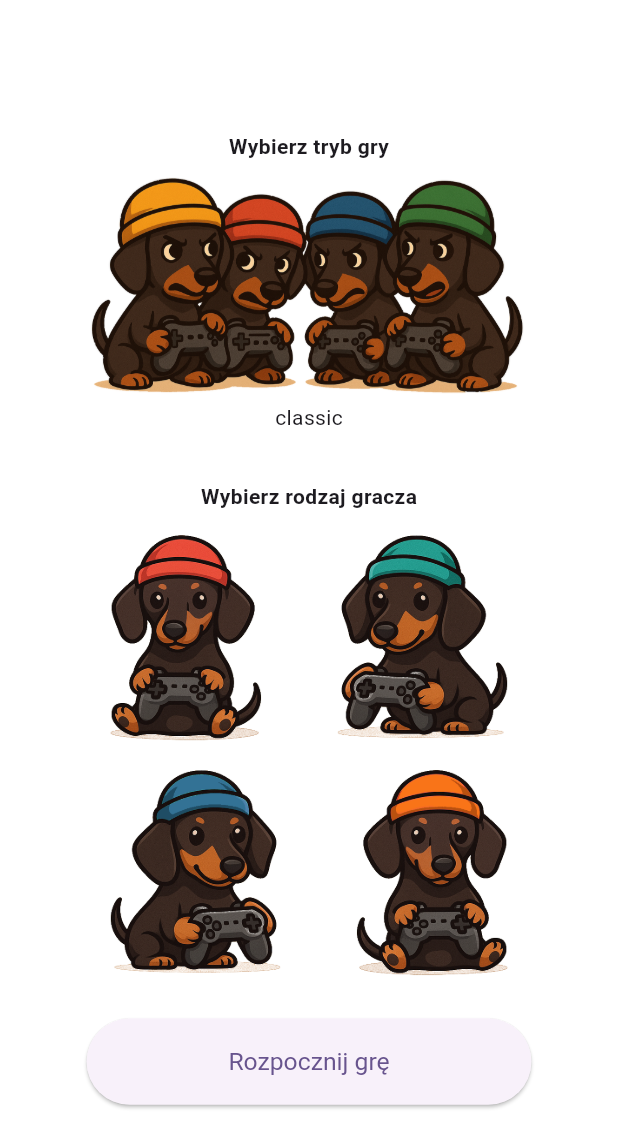
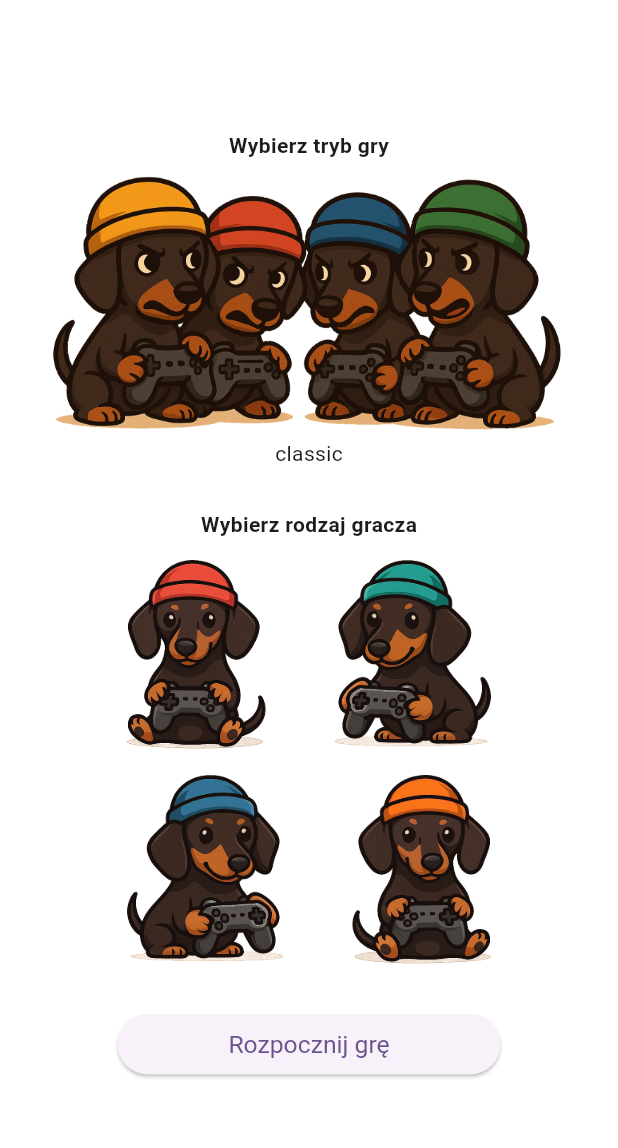
Before and after one commit to mikduk/ludo-game, a Flutter app: the TeamSetupPage screen opened directly, on a phone screen of 412 x 824 dp. Shown: the top 1148 px of the screen. Run offline on Flutter 3.47's test engine with Material 3 defaults, Android fonts, the phone set to English and light mode, and no system bars; our stand-ins replace font_awesome_flutter, get, get_storage, package_info_plus, share_plus; missing offline and left inert: flutter_sound; accounts and stored records are empty.

Commit message:
6 improve responsive layout on tablet devices (#9)
* 1a

* responsive pages

* Improve responsive layout

---------

Co-authored-by: mikolaj.dukiel <mikolaj.dukiel@systemeg.net>

```diff
--- a/lib/controllers/screen_controller.dart
+++ b/lib/controllers/screen_controller.dart
@@ -24,9 +24,10 @@
   }
 
   void _updateSize() {
-    final size = Get.mediaQuery.size;
+    final mq = Get.mediaQuery;
+    final size = mq.size;
     screenWidth  = size.width;
-    screenHeight = size.height;
+    screenHeight = max(size.height - mq.padding.top - mq.padding.bottom, 10);
     isPortrait   = screenHeight > screenWidth;
   }
 
--- /dev/null
+++ b/lib/views/basic_page.dart
@@ -0,0 +1,30 @@
+import 'dart:math';
+import 'package:flutter/material.dart';
+import '../controllers/screen_controller.dart';
+
+abstract class BasicPage extends StatelessWidget {
+  const BasicPage({super.key});
+
+  Widget menuButton({
+    required String text,
+    required VoidCallback? onPressed,
+    required double shortest,
+    required ScreenController c,
+  }) {
+    double width = 0.62 * shortest;
+    double height = shortest * 0.09;
+
+    return ElevatedButton(
+      onPressed: onPressed,
+      style: ElevatedButton.styleFrom(
+        padding: EdgeInsets.symmetric(
+          horizontal: shortest * 0.1,
+          vertical: shortest * 0.02,
+        ),
+        fixedSize: Size(width, height),
+        textStyle: TextStyle(fontSize: min(shortest * 0.04, 20)),
+      ),
+      child: Text(text),
+    );
+  }
+}
--- a/lib/views/team_setup_page.dart
+++ b/lib/views/team_setup_page.dart
@@ -5,36 +5,37 @@
 import '../controllers/team_setup_controller.dart';
 import '../models/game_modes.dart';
 import '/views/game_page.dart';
+import 'basic_page.dart';
 
-class TeamSetupPage extends StatelessWidget {
+class TeamSetupPage extends BasicPage {
   TeamSetupPage({super.key});
 
   final ScreenController screenController = Get.find<ScreenController>();
   final TeamSetupController teamSetupController =
-      Get.put(TeamSetupController(), permanent: true);
+      Get.put(TeamSetupController());
 
   @override
   Widget build(BuildContext context) {
     screenController.onReady();
     return GetBuilder<ScreenController>(
       builder: (c) {
-        final shortest = min(c.screenHeight, c.screenWidth);
+        final shortest = min(c.screenHeight, c.screenWidth) * 0.828;
 
         return Scaffold(
           backgroundColor: Colors.white,
-          body: SafeArea(
+          body: LayoutBuilder(builder: (context, constraints) {
+            return SingleChildScrollView(
+              child: ConstrainedBox(
+                constraints: BoxConstraints(
+                  minHeight: constraints.maxHeight,
+                ),
                 child: Column(
-              children: [
-                Expanded(
-                  flex: 4,
-                  child: Center(
-                    child: Column(
-                      mainAxisSize: MainAxisSize.min,
+                  mainAxisAlignment: MainAxisAlignment.center,
                   children: [
                     _text('select_game_mode'.tr),
                     SizedBox(height: shortest * 0.02),
                     ModeSelector(
-                          size: shortest * 0.36,
+                      size: (c.screenHeight + shortest) * 0.15,
                       opacity: 1.0,
                       controller: teamSetupController,
                     ),
@@ -48,19 +49,56 @@
                     }),
                     SizedBox(height: shortest * 0.08),
                     _text('select_player_type'.tr),
+                    // PRZED buttonem _menuButton
                     SizedBox(height: shortest * 0.02),
-                        Row(
+                    c.screenWidth > c.screenHeight
+                        ? Row(
                             mainAxisSize: MainAxisSize.min,
                             children: [
                               DogSelector(
-                              size: shortest * 0.36,
+                                size: shortest * 0.3,
+                                opacity: 1.0,
+                                player: 0,
+                                controller: teamSetupController,
+                              ),
+                              SizedBox(width: shortest * 0.02),
+                              DogSelector(
+                                size: shortest * 0.3,
                                 opacity: 1.0,
                                 player: 1,
                                 controller: teamSetupController,
                               ),
                               SizedBox(width: shortest * 0.02),
                               DogSelector(
-                              size: shortest * 0.36,
+                                size: shortest * 0.3,
+                                opacity: 1.0,
+                                player: 2,
+                                controller: teamSetupController,
+                              ),
+                              SizedBox(width: shortest * 0.02),
+                              DogSelector(
+                                size: shortest * 0.3,
+                                opacity: 1.0,
+                                player: 3,
+                                controller: teamSetupController,
+                              ),
+                            ],
+                          )
+                        : Column(
+                            mainAxisSize: MainAxisSize.min,
+                            children: [
+                              Row(
+                                mainAxisSize: MainAxisSize.min,
+                                children: [
+                                  DogSelector(
+                                    size: shortest * 0.4,
+                                    opacity: 1.0,
+                                    player: 1,
+                                    controller: teamSetupController,
+                                  ),
+                                  SizedBox(width: shortest * 0.02),
+                                  DogSelector(
+                                    size: shortest * 0.4,
                                     opacity: 1.0,
                                     player: 2,
                                     controller: teamSetupController,
@@ -72,37 +110,39 @@
                                 mainAxisSize: MainAxisSize.min,
                                 children: [
                                   DogSelector(
-                              size: shortest * 0.36,
+                                    size: shortest * 0.4,
                                     opacity: 1.0,
                                     player: 0,
                                     controller: teamSetupController,
                                   ),
                                   SizedBox(width: shortest * 0.02),
                                   DogSelector(
-                              size: shortest * 0.36,
+                                    size: shortest * 0.4,
                                     opacity: 1.0,
                                     player: 3,
                                     controller: teamSetupController,
                                   ),
                                 ],
                               ),
-                        SizedBox(height: shortest * 0.06),
-                        _menuButton(
+                            ],
+                          ),
+
+                    SizedBox(height: (2 * c.screenHeight - shortest) * 0.02),
+                    menuButton(
                       text: 'start_game'.tr,
-                          onPressed: () => Get.off(() => GamePage(
+                      onPressed: () => Get.offAll(() => GamePage(
                           namesOfPlayers: teamSetupController.colors,
                           valuesOfBots: teamSetupController.bots,
                           gameMode: teamSetupController.getGameMode())),
-                          shortest: shortest,
+                      shortest: min(c.screenHeight, c.screenWidth),
                       c: c,
                     ),
+                    SizedBox(height: c.screenHeight * 0.02),
                   ],
                 ),
               ),
-                ),
-              ],
-            ),
-          ),
+            );
+          }),
         );
       },
     );
@@ -110,26 +150,6 @@
 
   Text _text(String text) =>
       Text(text, style: const TextStyle(fontWeight: FontWeight.bold));
-
-  Widget _menuButton({
-    required String text,
-    required VoidCallback? onPressed,
-    required double shortest,
-    required ScreenController c,
-  }) {
-    return ElevatedButton(
-      onPressed: onPressed,
-      style: ElevatedButton.styleFrom(
-        padding: EdgeInsets.symmetric(
-          horizontal: c.screenWidth * 0.1,
-          vertical: c.screenHeight * 0.02,
-        ),
-        fixedSize: Size(shortest * 0.72, c.screenHeight * 0.07),
-        textStyle: TextStyle(fontSize: min(shortest * 0.04, 24)),
-      ),
-      child: Text(text),
-    );
-  }
 }
 
 class ModeSelector extends StatelessWidget {
```
Also changed, not shown: lib/controllers/sound_controller.dart (+21 -20 lines), lib/views/start_page.dart (+27 -45 lines), pubspec.yaml (+4 -7 lines), 5 other files. Lines whose indentation alone changed are shown as unchanged.
